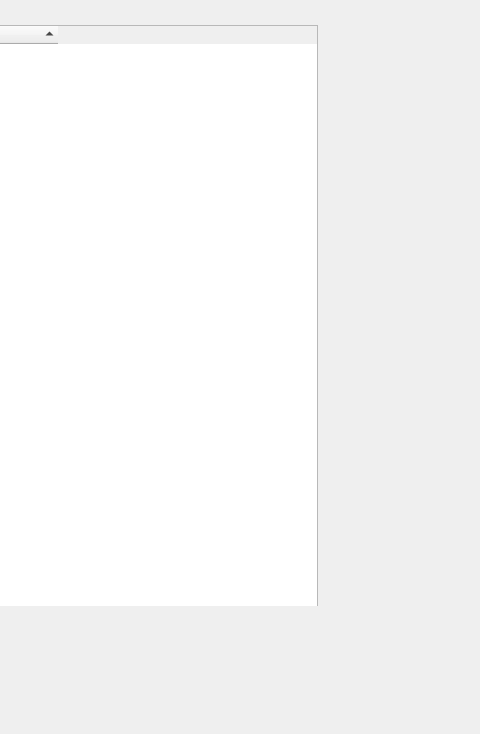
Before: the Qt Designer form QtDesigner.ui in Bodzioo44/XcomPerkEdit, drawn with Qt 5; both pictures show x 418 to 898 and y 0 to 734 of the 898 by 734 pixel window.
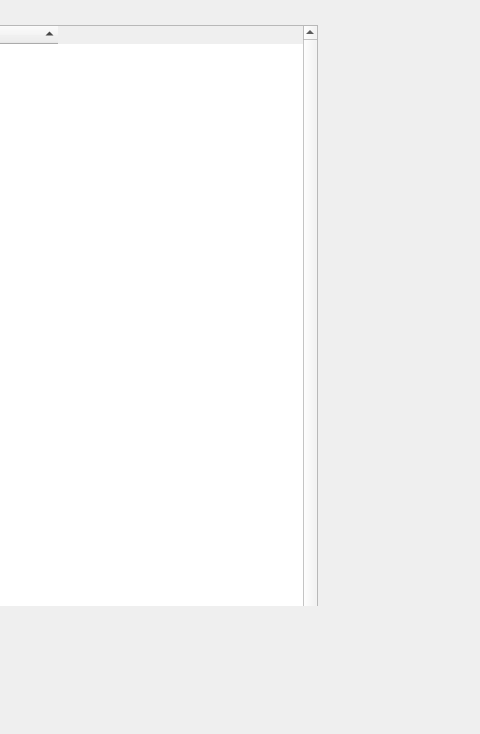
After: the same form once the commit is applied.

Commit message: Fix soldier list scroll bar

What changed in the file:
```diff
--- a/QtDesigner.ui
+++ b/QtDesigner.ui
@@ -329,9 +329,15 @@
               <height>16777215</height>
              </size>
             </property>
+            <property name="verticalScrollBarPolicy">
+             <enum>Qt::ScrollBarAlwaysOn</enum>
+            </property>
             <property name="horizontalScrollBarPolicy">
              <enum>Qt::ScrollBarAlwaysOff</enum>
             </property>
+            <property name="sizeAdjustPolicy">
+             <enum>QAbstractScrollArea::AdjustToContents</enum>
+            </property>
             <property name="sortingEnabled">
              <bool>true</bool>
             </property>
@@ -341,6 +347,11 @@
             <attribute name="headerStretchLastSection">
              <bool>false</bool>
             </attribute>
+            <column>
+             <property name="text">
+              <string notr="true">1</string>
+             </property>
+            </column>
            </widget>
           </item>
          </layout>
```
